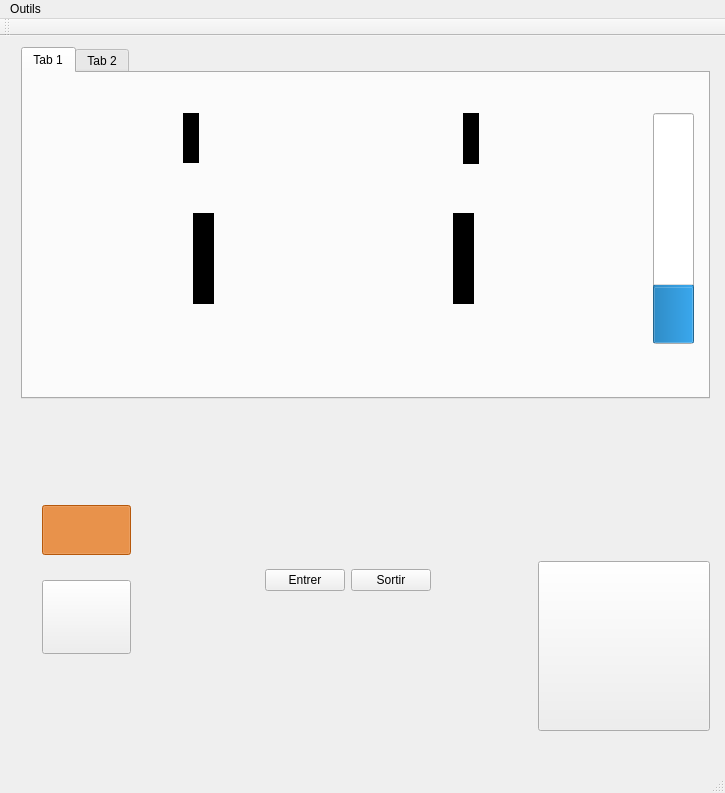
Qt form mainwindow.ui (VConstans/IHMEcluse) before a commit.
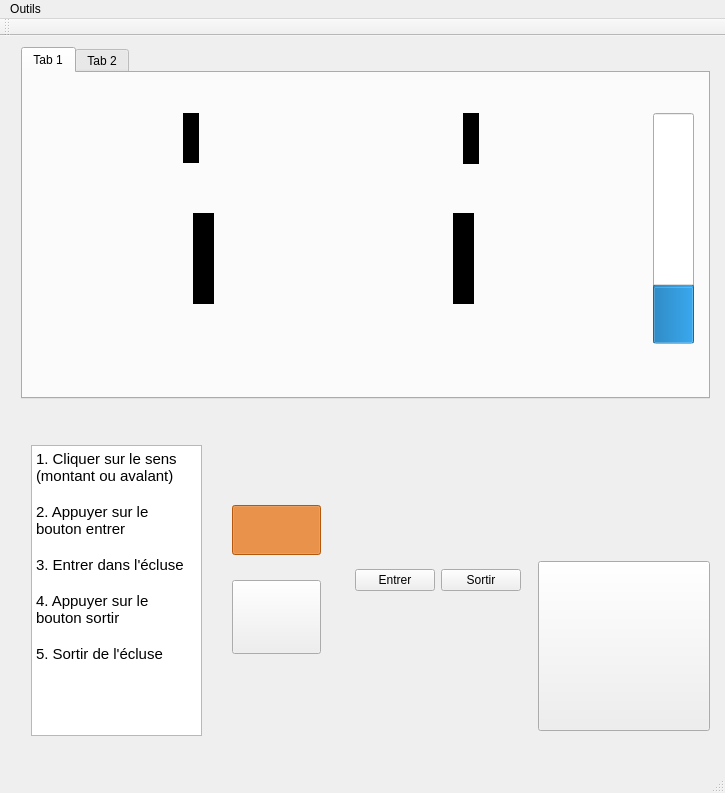
The same form after that commit. The open tabs and pages were chosen to show the change. Icons and pictures are not drawn.

Commit message: Add instruction for automatic mode

```diff
--- a/mainwindow.ui
+++ b/mainwindow.ui
@@ -261,9 +261,9 @@
           <widget class="QWidget" name="horizontalLayoutWidget">
            <property name="geometry">
             <rect>
-             <x>10</x>
+             <x>200</x>
              <y>70</y>
-             <width>411</width>
+             <width>311</width>
              <height>211</height>
             </rect>
            </property>
@@ -388,6 +388,31 @@
             </item>
            </layout>
           </widget>
+          <widget class="QTextBrowser" name="textBrowser">
+           <property name="geometry">
+            <rect>
+             <x>10</x>
+             <y>40</y>
+             <width>171</width>
+             <height>291</height>
+            </rect>
+           </property>
+           <property name="html">
+            <string>&lt;!DOCTYPE HTML PUBLIC &quot;-//W3C//DTD HTML 4.0//EN&quot; &quot;http://www.w3.org/TR/REC-html40/strict.dtd&quot;&gt;
+&lt;html&gt;&lt;head&gt;&lt;meta name=&quot;qrichtext&quot; content=&quot;1&quot; /&gt;&lt;style type=&quot;text/css&quot;&gt;
+p, li { white-space: pre-wrap; }
+&lt;/style&gt;&lt;/head&gt;&lt;body style=&quot; font-family:'Ubuntu'; font-size:11pt; font-weight:400; font-style:normal;&quot;&gt;
+&lt;p style=&quot; margin-top:0px; margin-bottom:0px; margin-left:0px; margin-right:0px; -qt-block-indent:0; text-indent:0px;&quot;&gt;1. Cliquer sur le sens (montant ou avalant)&lt;/p&gt;
+&lt;p style=&quot;-qt-paragraph-type:empty; margin-top:0px; margin-bottom:0px; margin-left:0px; margin-right:0px; -qt-block-indent:0; text-indent:0px;&quot;&gt;&lt;br /&gt;&lt;/p&gt;
+&lt;p style=&quot; margin-top:0px; margin-bottom:0px; margin-left:0px; margin-right:0px; -qt-block-indent:0; text-indent:0px;&quot;&gt;2. Appuyer sur le bouton entrer&lt;/p&gt;
+&lt;p style=&quot;-qt-paragraph-type:empty; margin-top:0px; margin-bottom:0px; margin-left:0px; margin-right:0px; -qt-block-indent:0; text-indent:0px;&quot;&gt;&lt;br /&gt;&lt;/p&gt;
+&lt;p style=&quot; margin-top:0px; margin-bottom:0px; margin-left:0px; margin-right:0px; -qt-block-indent:0; text-indent:0px;&quot;&gt;3. Entrer dans l'écluse&lt;/p&gt;
+&lt;p style=&quot;-qt-paragraph-type:empty; margin-top:0px; margin-bottom:0px; margin-left:0px; margin-right:0px; -qt-block-indent:0; text-indent:0px;&quot;&gt;&lt;br /&gt;&lt;/p&gt;
+&lt;p style=&quot; margin-top:0px; margin-bottom:0px; margin-left:0px; margin-right:0px; -qt-block-indent:0; text-indent:0px;&quot;&gt;4. Appuyer sur le bouton sortir&lt;/p&gt;
+&lt;p style=&quot;-qt-paragraph-type:empty; margin-top:0px; margin-bottom:0px; margin-left:0px; margin-right:0px; -qt-block-indent:0; text-indent:0px;&quot;&gt;&lt;br /&gt;&lt;/p&gt;
+&lt;p style=&quot; margin-top:0px; margin-bottom:0px; margin-left:0px; margin-right:0px; -qt-block-indent:0; text-indent:0px;&quot;&gt;5. Sortir de l'écluse&lt;/p&gt;&lt;/body&gt;&lt;/html&gt;</string>
+           </property>
+          </widget>
          </widget>
          <widget class="QWidget" name="auth">
           <widget class="QWidget" name="verticalLayoutWidget">
```
Left out of the diff: 2 changed lines with no effect on the pictures.
